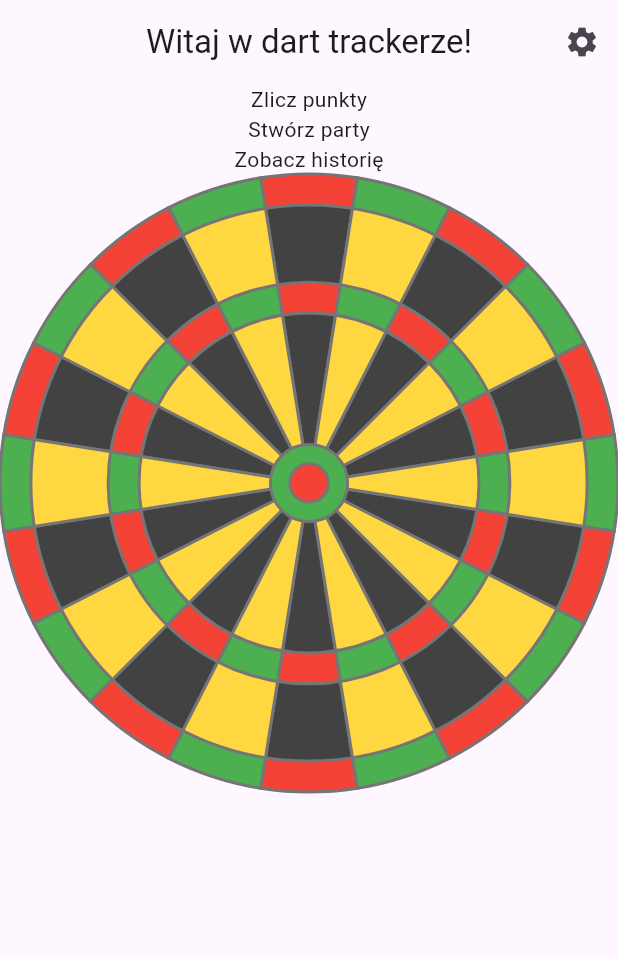
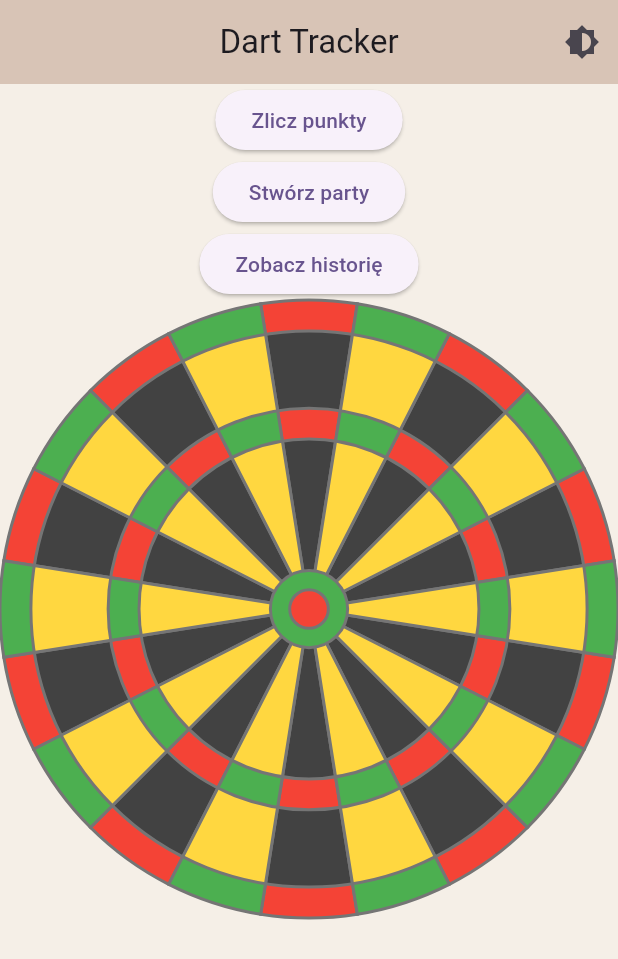
Before and after one commit to Owczany/dart-tracker, a Flutter app: the screen it shows after launch, on a phone screen of 412 x 824 dp. Shown: the top 959 px of the screen. Run offline on Flutter 3.47's test engine with Material 3 defaults, Android fonts, the phone set to English and light mode, and no system bars.

Commit message:
color schemes added
light and dark mode switch based on provider

```diff
--- a/lib/app.dart
+++ b/lib/app.dart
@@ -1,19 +1,25 @@
 import 'package:darttracker/screens/home_screen.dart';
+import 'package:darttracker/views/theme_notifier.dart';
 import 'package:flutter/material.dart';
+import 'package:provider/provider.dart';
 
 class App extends StatelessWidget {
   const App({super.key});
 
   @override
   Widget build(BuildContext context) {
-    return MaterialApp(
-      debugShowCheckedModeBanner: false,
-      title: 'Flutter Demo',
-      theme: ThemeData(
-        colorScheme: ColorScheme.fromSeed(seedColor: Colors.deepPurple),
-        useMaterial3: true,
+    return ChangeNotifierProvider(
+      create: (_) => ThemeNotifier(),
+      child: Consumer<ThemeNotifier>(
+        builder: (context, themeNotifier, child) {
+          return MaterialApp(
+            debugShowCheckedModeBanner: false,
+            title: 'Flutter Demo',
+            theme: themeNotifier.currentTheme,
+            home: const HomeScreen(),
+          );
+        },
       ),
-      home: const HomeScreen(),
     );
   }
 }
--- a/lib/screens/home_screen.dart
+++ b/lib/screens/home_screen.dart
@@ -1,5 +1,7 @@
 import 'package:darttracker/views/widgets/dart_board/dartboard.dart';
 import 'package:flutter/material.dart';
+import 'package:provider/provider.dart';
+import '../views/theme_notifier.dart';
 
 class HomeScreen extends StatefulWidget {
   const HomeScreen({super.key});
@@ -11,35 +13,47 @@ class HomeScreen extends StatefulWidget {
 class _HomeScreenState extends State<HomeScreen> {
   @override
   Widget build(BuildContext context) {
+    final theme = Theme.of(context);
+
     return Scaffold(
       appBar: AppBar(
-        title: const Text('Witaj w dart trackerze!'),
+        title: const Text('Dart Tracker'),
         centerTitle: true,
+        backgroundColor: theme.appBarTheme.backgroundColor,
         actions: [
           IconButton(
-            onPressed: () {},
-            icon: const Icon(Icons.settings),
-          )
+            onPressed: () {
+              Provider.of<ThemeNotifier>(context, listen: false).toggleTheme();
+            },
+            icon: const Icon(Icons.brightness_6),
+          ),
         ],
       ),
-      body: const Column(
+      body: Container(
+        color: theme.scaffoldBackgroundColor,
+        child: Column(
           children: [
-          // Zlicz punkty
             Center(
-            child: Text('Zlicz punkty'),
+              child: ElevatedButton(
+                onPressed: () {},
+                child: const Text('Zlicz punkty'),
               ),
-
-          // Stwórz party
-          Center(child: Text('Stwórz party')),
-
-          // Zobacz hisotrię
+            ),
             Center(
-            child: Text('Zobacz historię'),
+              child: ElevatedButton(
+                onPressed: () {},
+                child: const Text('Stwórz party'),
               ),
-
+            ),
+            Center(
+              child: ElevatedButton(
+                onPressed: () {},
+                child: const Text('Zobacz historię'),
+              ),
+            ),
             Dartboard(),
-
           ],
+        ),
       ),
     );
   }
--- /dev/null
+++ b/lib/views/color_palette.dart
@@ -0,0 +1,34 @@
+import 'package:flutter/material.dart';
+
+class LightTheme {
+  static final ThemeData themeData = ThemeData(
+    colorScheme: ColorScheme.fromSeed(seedColor: Colors.deepPurple),
+    useMaterial3: true,
+    primaryColor: const Color(0xFFD8C4B6),
+    scaffoldBackgroundColor: const Color(0xFFF5EFE7),
+    appBarTheme: const AppBarTheme(
+      backgroundColor: Color(0xFFD8C4B6),
+    ),
+  );
+}
+
+class DarkTheme {
+  static final ThemeData themeData = ThemeData(
+    colorScheme: const ColorScheme.dark(
+      primary: Color(0xFFBB86FC),
+      secondary: Color(0xFF03DAC6),
+      surface: Color(0xFF121212),
+      error: Color(0xFFCF6679),
+      onPrimary: Color(0xFF000000),
+      onSecondary: Color(0xFF000000),
+      onSurface: Color(0xFFFFFFFF),
+      onError: Color(0xFF000000),
+    ),
+    useMaterial3: true,
+    primaryColor: const Color(0xFFBB86FC),
+    scaffoldBackgroundColor: const Color(0xFF121212),
+    appBarTheme: const AppBarTheme(
+      backgroundColor: Color(0xFF3700B3),
+    ),
+  );
+}
--- /dev/null
+++ b/lib/views/theme_notifier.dart
@@ -0,0 +1,17 @@
+import 'package:flutter/material.dart';
+import 'color_palette.dart';
+
+class ThemeNotifier extends ChangeNotifier {
+  ThemeData _currentTheme = LightTheme.themeData;
+
+  ThemeData get currentTheme => _currentTheme;
+
+  void toggleTheme() {
+    if (_currentTheme == LightTheme.themeData) {
+      _currentTheme = DarkTheme.themeData;
+    } else {
+      _currentTheme = LightTheme.themeData;
+    }
+    notifyListeners();
+  }
+}
```
Also changed, not shown: pubspec.yaml (+47 -48 lines), pubspec.lock, 1 other file. Lines whose indentation alone changed are shown as unchanged.
